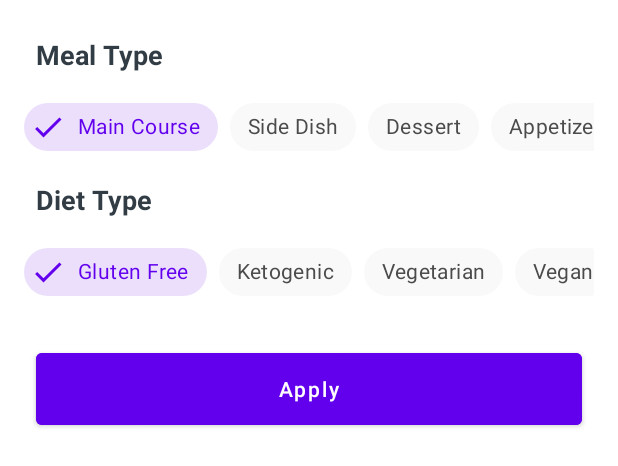
After one commit to devmohammadi/Food, an Android app: the layout recipes_bottom_sheet.xml on its own in the app's theme, with its tools: preview values and no code run, on a phone screen of 412 x 824 dp. The commit adds this screen. Shown: the top 466 px of the screen. Run offline under Robolectric (Android 15) with nearby library versions, the phone set to English and light mode, and no system bars.

Commit message:
Add Bottom Sheet

```diff
--- a/app/build.gradle
+++ b/app/build.gradle
@@ -47,14 +47,14 @@ android {
 
 dependencies {
 
-    implementation 'androidx.core:core-ktx:1.10.1'
+    implementation 'androidx.core:core-ktx:1.12.0'
     implementation 'androidx.appcompat:appcompat:1.6.1'
     implementation 'androidx.constraintlayout:constraintlayout:2.1.4'
     implementation 'androidx.legacy:legacy-support-v4:1.0.0'
     implementation 'androidx.core:core-ktx:+'
-    implementation 'androidx.lifecycle:lifecycle-viewmodel-ktx:2.2.0'
+    implementation 'androidx.lifecycle:lifecycle-viewmodel-ktx:2.6.2'
     implementation 'androidx.core:core-ktx:+'
-    implementation 'androidx.lifecycle:lifecycle-viewmodel-ktx:2.2.0'
+    implementation 'androidx.lifecycle:lifecycle-viewmodel-ktx:2.6.2'
     testImplementation 'junit:junit:4.13.2'
     androidTestImplementation 'androidx.test.ext:junit:1.1.5'
     androidTestImplementation 'androidx.test.espresso:espresso-core:3.5.1'
--- /dev/null
+++ b/app/src/main/res/color/chip_background_color.xml
@@ -0,0 +1,7 @@
+<?xml version="1.0" encoding="utf-8"?>
+<selector xmlns:android="http://schemas.android.com/apk/res/android">
+
+    <item android:color="@color/checkedChipBackgroundColor" android:state_checked="true"/>
+    <item android:color="@color/chipBackgroundColor" android:state_checked="false"/>
+
+</selector>
--- /dev/null
+++ b/app/src/main/res/color/chip_text_color.xml
@@ -0,0 +1,7 @@
+<?xml version="1.0" encoding="utf-8"?>
+<selector xmlns:android="http://schemas.android.com/apk/res/android">
+
+    <item android:color="@color/checkedChipTextColor" android:state_checked="true"/>
+    <item android:color="@color/chipTextColor" android:state_checked="false"/>
+
+</selector>
--- a/app/src/main/res/layout/fragment_home.xml
+++ b/app/src/main/res/layout/fragment_home.xml
@@ -32,7 +32,7 @@
             tools:itemCount="4" />
 
         <com.google.android.material.floatingactionbutton.FloatingActionButton
-            android:id="@+id/floatingActionButton"
+            android:id="@+id/recipes_fab"
             android:layout_width="wrap_content"
             android:layout_height="wrap_content"
             android:layout_marginEnd="24dp"
@@ -68,7 +68,6 @@
             android:layout_height="wrap_content"
             android:layout_marginTop="8dp"
             android:alpha="0.5"
-            android:text="@string/no_internet_connection"
             android:textSize="18sp"
             android:textStyle="bold"
             android:visibility="invisible"
--- /dev/null
+++ b/app/src/main/res/layout/recipes_bottom_sheet.xml
@@ -0,0 +1,266 @@
+<?xml version="1.0" encoding="utf-8"?>
+<androidx.constraintlayout.widget.ConstraintLayout xmlns:android="http://schemas.android.com/apk/res/android"
+    xmlns:app="http://schemas.android.com/apk/res-auto"
+    xmlns:tools="http://schemas.android.com/tools"
+    android:layout_width="match_parent"
+    android:layout_height="wrap_content"
+    android:background="@color/white"
+    tools:context=".ui.fragments.home.bottomsheet.RecipesSheetFragment">
+
+    <TextView
+        android:id="@+id/mealType_txt"
+        android:layout_width="wrap_content"
+        android:layout_height="wrap_content"
+        android:layout_marginStart="24dp"
+        android:layout_marginTop="24dp"
+        android:text="@string/meal_type"
+        android:textSize="18sp"
+        android:textStyle="bold"
+        android:textColor="@color/dark"
+        app:layout_constraintStart_toStartOf="parent"
+        app:layout_constraintTop_toTopOf="parent" />
+
+    <HorizontalScrollView
+        android:id="@+id/mealType_scrollView"
+        android:layout_width="match_parent"
+        android:layout_height="wrap_content"
+        android:layout_marginStart="16dp"
+        android:layout_marginTop="12dp"
+        android:layout_marginEnd="16dp"
+        android:scrollbars="none"
+        app:layout_constraintEnd_toEndOf="parent"
+        app:layout_constraintStart_toStartOf="parent"
+        app:layout_constraintTop_toBottomOf="@+id/mealType_txt">
+
+        <LinearLayout
+            android:layout_width="wrap_content"
+            android:layout_height="match_parent"
+            android:orientation="horizontal" >
+
+            <com.google.android.material.chip.ChipGroup
+                android:id="@+id/mealType_chipGroup"
+                android:layout_width="match_parent"
+                android:layout_height="match_parent"
+                app:checkedChip="@+id/main_course_chip"
+                app:selectionRequired="true"
+                app:singleLine="true"
+                app:singleSelection="true">
+
+                <com.google.android.material.chip.Chip
+                    style="@style/CustomChipStyle"
+                    android:id="@+id/main_course_chip"
+                    android:layout_width="wrap_content"
+                    android:layout_height="wrap_content"
+                    android:text="@string/main_course"/>
+
+                <com.google.android.material.chip.Chip
+                    style="@style/CustomChipStyle"
+                    android:id="@+id/side_dish_chip"
+                    android:layout_width="wrap_content"
+                    android:layout_height="wrap_content"
+                    android:text="@string/side_dish"/>
+
+                <com.google.android.material.chip.Chip
+                    style="@style/CustomChipStyle"
+                    android:id="@+id/dessert_chip"
+                    android:layout_width="wrap_content"
+                    android:layout_height="wrap_content"
+                    android:text="@string/dessert"/>
+
+                <com.google.android.material.chip.Chip
+                    style="@style/CustomChipStyle"
+                    android:id="@+id/appetizer_chip"
+                    android:layout_width="wrap_content"
+                    android:layout_height="wrap_content"
+                    android:text="@string/appetizer"/>
+
+                <com.google.android.material.chip.Chip
+                    style="@style/CustomChipStyle"
+                    android:id="@+id/salad_chip"
+                    android:layout_width="wrap_content"
+                    android:layout_height="wrap_content"
+                    android:text="@string/salad"/>
+
+                <com.google.android.material.chip.Chip
+                    style="@style/CustomChipStyle"
+                    android:id="@+id/bread_chip"
+                    android:layout_width="wrap_content"
+                    android:layout_height="wrap_content"
+                    android:text="@string/bread"/>
+
+                <com.google.android.material.chip.Chip
+                    style="@style/CustomChipStyle"
+                    android:id="@+id/breakfast_chip"
+                    android:layout_width="wrap_content"
+                    android:layout_height="wrap_content"
+                    android:text="@string/breakfast"/>
+
+                <com.google.android.material.chip.Chip
+                    style="@style/CustomChipStyle"
+                    android:id="@+id/soup_chip"
+                    android:layout_width="wrap_content"
+                    android:layout_height="wrap_content"
+                    android:text="@string/soup"/>
+
+                <com.google.android.material.chip.Chip
+                    style="@style/CustomChipStyle"
+                    android:id="@+id/beverage_chip"
+                    android:layout_width="wrap_content"
+                    android:layout_height="wrap_content"
+                    android:text="@string/beverage"/>
+
+                <com.google.android.material.chip.Chip
+                    style="@style/CustomChipStyle"
+                    android:id="@+id/sauce_chip"
+                    android:layout_width="wrap_content"
+                    android:layout_height="wrap_content"
+                    android:text="@string/sauce"/>
+
+                <com.google.android.material.chip.Chip
+                    style="@style/CustomChipStyle"
+                    android:id="@+id/marinade_chip"
+                    android:layout_width="wrap_content"
+                    android:layout_height="wrap_content"
+                    android:text="@string/marinade"/>
+
+                <com.google.android.material.chip.Chip
+                    style="@style/CustomChipStyle"
+                    android:id="@+id/finger_food_chip"
+                    android:layout_width="wrap_content"
+                    android:layout_height="wrap_content"
+                    android:text="@string/fingerfood"/>
+
+                <com.google.android.material.chip.Chip
+                    style="@style/CustomChipStyle"
+                    android:id="@+id/snack_chip"
+                    android:layout_width="wrap_content"
+                    android:layout_height="wrap_content"
+                    android:text="@string/snack"/>
+
+                <com.google.android.material.chip.Chip
+                    style="@style/CustomChipStyle"
+                    android:id="@+id/drink_chip"
+                    android:layout_width="wrap_content"
+                    android:layout_height="wrap_content"
+                    android:text="@string/drink"/>
+            </com.google.android.material.chip.ChipGroup>
+        </LinearLayout>
+    </HorizontalScrollView>
+
+    <TextView
+        android:id="@+id/dietType_txt"
+        android:layout_width="wrap_content"
+        android:layout_height="wrap_content"
+        android:layout_marginStart="24dp"
+        android:layout_marginTop="12dp"
+        android:text="@string/diet_type"
+        android:textColor="@color/dark"
+        android:textSize="18sp"
+        android:textStyle="bold"
+        app:layout_constraintStart_toStartOf="parent"
+        app:layout_constraintTop_toBottomOf="@+id/mealType_scrollView" />
+
+    <HorizontalScrollView
+        android:id="@+id/dietType_scrollView"
+        android:layout_width="match_parent"
+        android:layout_height="wrap_content"
+        android:layout_marginStart="16dp"
+        android:layout_marginTop="12dp"
+        android:layout_marginEnd="16dp"
+        android:scrollbars="none"
+        app:layout_constraintEnd_toEndOf="parent"
+        app:layout_constraintStart_toStartOf="parent"
+        app:layout_constraintTop_toBottomOf="@+id/dietType_txt">
+
+        <LinearLayout
+            android:layout_width="wrap_content"
+            android:layout_height="match_parent"
+            android:orientation="horizontal" >
+
+            <com.google.android.material.chip.ChipGroup
+                android:id="@+id/dietType_chipGroup"
+                android:layout_width="match_parent"
+                android:layout_height="match_parent"
+                app:checkedChip="@+id/gluten_free_chip"
+                app:selectionRequired="true"
+                app:singleLine="true"
+                app:singleSelection="true">
+
+                <com.google.android.material.chip.Chip
+                    style="@style/CustomChipStyle"
+                    android:id="@+id/gluten_free_chip"
+                    android:layout_width="wrap_content"
+                    android:layout_height="wrap_content"
+                    android:text="@string/gluten_free"/>
+
+                <com.google.android.material.chip.Chip
+                    style="@style/CustomChipStyle"
+                    android:id="@+id/ketogenic_chip"
+                    android:layout_width="wrap_content"
+                    android:layout_height="wrap_content"
+                    android:text="@string/ketogenic"/>
+
+                <com.google.android.material.chip.Chip
+                    style="@style/CustomChipStyle"
+                    android:id="@+id/vegetarian_chip"
+                    android:layout_width="wrap_content"
+                    android:layout_height="wrap_content"
+                    android:text="@string/vegetarian"/>
+
+                <com.google.android.material.chip.Chip
+                    style="@style/CustomChipStyle"
+                    android:id="@+id/vegan_chip"
+                    android:layout_width="wrap_content"
+                    android:layout_height="wrap_content"
+                    android:text="@string/vegan"/>
+
+                <com.google.android.material.chip.Chip
+                    style="@style/CustomChipStyle"
+                    android:id="@+id/pescetarian_chip"
+                    android:layout_width="wrap_content"
+                    android:layout_height="wrap_content"
+                    android:text="@string/pescetarian"/>
+
+                <com.google.android.material.chip.Chip
+                    style="@style/CustomChipStyle"
+                    android:id="@+id/paleo_chip"
+                    android:layout_width="wrap_content"
+                    android:layout_height="wrap_content"
+                    android:text="@string/paleo"/>
+
+                <com.google.android.material.chip.Chip
+                    style="@style/CustomChipStyle"
+                    android:id="@+id/primal_chip"
+                    android:layout_width="wrap_content"
+                    android:layout_height="wrap_content"
+                    android:text="@string/primal"/>
+
+                <com.google.android.material.chip.Chip
+                    style="@style/CustomChipStyle"
+                    android:id="@+id/whole30_chip"
+                    android:layout_width="wrap_content"
+                    android:layout_height="wrap_content"
+                    android:text="@string/whole30"/>
+
+            </com.google.android.material.chip.ChipGroup>
+        </LinearLayout>
+    </HorizontalScrollView>
+
+    <Button
+        android:id="@+id/apply_btn"
+        android:layout_width="match_parent"
+        android:layout_height="60dp"
+        android:layout_marginStart="24dp"
+        android:layout_marginTop="24dp"
+        android:layout_marginEnd="24dp"
+        android:layout_marginBottom="24dp"
+        android:text="@string/apply"
+        android:textAllCaps="false"
+        android:textColor="@color/white"
+        android:backgroundTint="@color/purple_500"
+        app:layout_constraintBottom_toBottomOf="parent"
+        app:layout_constraintEnd_toEndOf="parent"
+        app:layout_constraintStart_toStartOf="parent"
+        app:layout_constraintTop_toBottomOf="@+id/dietType_scrollView" />
+
+</androidx.constraintlayout.widget.ConstraintLayout>
--- a/app/src/main/res/values/colors.xml
+++ b/app/src/main/res/values/colors.xml
@@ -18,4 +18,12 @@
     <color name="red">#FF4646</color>
     <color name="yellow">#FFC114</color>
     <color name="green">#00C980</color>
+
+
+    // Custom Chip Style
+    <color name="checkedChipBackgroundColor">#206200EA</color>
+    <color name="chipBackgroundColor">@color/lightGray</color>
+    <color name="checkedChipTextColor">@color/purple_500</color>
+    <color name="chipTextColor">@color/darkGray</color>
+
 </resources>
--- a/app/src/main/res/values/strings.xml
+++ b/app/src/main/res/values/strings.xml
@@ -5,6 +5,31 @@
     <string name="home">Home</string>
     <string name="favorite">Favorite</string>
     <string name="meal_plan">Meal Plan</string>
-    <string name="no_internet_connection">No Internet Connection</string>
-    <string name="offline">You\'re offline. Check your connection!</string>
+
+    // Bottom Sheet
+    <string name="meal_type">Meal Type</string>
+    <string name="main_course">Main Course</string>
+    <string name="side_dish">Side Dish</string>
+    <string name="dessert">Dessert</string>
+    <string name="appetizer">Appetizer</string>
+    <string name="salad">Salad</string>
+    <string name="bread">Bread</string>
+    <string name="breakfast">Breakfast</string>
+    <string name="soup">Soup</string>
+    <string name="beverage">Beverage</string>
+    <string name="sauce">Sauce</string>
+    <string name="marinade">Marinade</string>
+    <string name="fingerfood">FingerFood</string>
+    <string name="snack">Snack</string>
+    <string name="drink">Drink</string>
+    <string name="gluten_free">Gluten Free</string>
+    <string name="ketogenic">Ketogenic</string>
+    <string name="vegetarian">Vegetarian</string>
+    <string name="vegan">Vegan</string>
+    <string name="pescetarian">Pescetarian</string>
+    <string name="paleo">Paleo</string>
+    <string name="primal">Primal</string>
+    <string name="whole30">Whole30</string>
+    <string name="diet_type">Diet Type</string>
+    <string name="apply">Apply</string>
 </resources>
--- a/app/src/main/res/values/themes.xml
+++ b/app/src/main/res/values/themes.xml
@@ -13,4 +13,11 @@
         <item name="android:statusBarColor">?attr/colorPrimaryVariant</item>
         <!-- Customize your theme here. -->
     </style>
+
+    <style name="CustomChipStyle" parent="Widget.MaterialComponents.Chip.Filter">
+        <item name="chipBackgroundColor">@color/chip_background_color</item>
+        <item name="android:textColor">@color/chip_text_color</item>
+        <item name="checkedIconTint">@color/chip_text_color</item>
+    </style>
+
 </resources>
```
Also changed, not shown: app/src/main/java/ir/devmohammadi/foody/data/DataStoreRepository.kt (added, +105 -0 lines), app/src/main/java/ir/devmohammadi/foody/ui/fragments/home/HomeFragment.kt (+11 -2 lines), app/src/main/java/ir/devmohammadi/foody/ui/fragments/home/bottomsheet/RecipesSheetFragment.kt (added, +97 -0 lines), app/src/main/java/ir/devmohammadi/foody/util/Constants.kt (+12 -0 lines), app/src/main/java/ir/devmohammadi/foody/viewmodels/HomeViewModel.kt (+35 -4 lines), app/src/main/res/layout/home_row_layout.xml (+12 -12 lines), app/src/main/res/navigation/main_nav.xml (+18 -1 lines).
